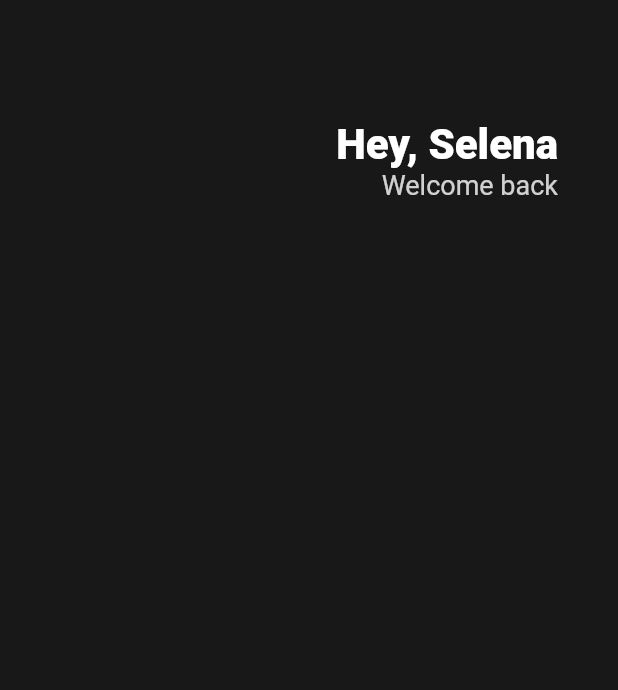
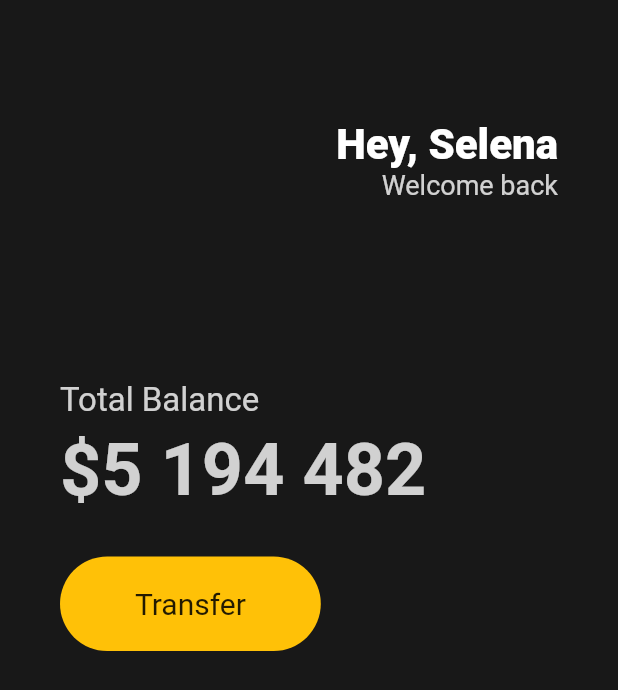
Before and after one commit to danpung2/flutter_toonflix, a Flutter app: the screen it shows after launch, on a phone screen of 412 x 824 dp. Shown: the top 690 px of the screen. Run offline on Flutter 3.47's test engine with Material 2 defaults, Android fonts, the phone set to English and light mode, and no system bars.

Commit message:
study: button

```diff
--- a/lib/main.dart
+++ b/lib/main.dart
@@ -15,6 +15,7 @@ class App extends StatelessWidget {
             horizontal: 40,
           ),
           child: Column(
+            crossAxisAlignment: CrossAxisAlignment.start,
             children: [
               SizedBox(
                 height: 80,
@@ -43,6 +44,52 @@ class App extends StatelessWidget {
                     ],
                   )
                 ],
+              ),
+              SizedBox(
+                height: 120,
+              ),
+              Text(
+                "Total Balance",
+                style: TextStyle(
+                  fontSize: 22,
+                  color: Colors.white.withOpacity(0.8),
+                ),
+              ),
+              SizedBox(
+                height: 5,
+              ),
+              Text(
+                "\$5 194 482",
+                style: TextStyle(
+                  fontSize: 48,
+                  fontWeight: FontWeight.w600,
+                  color: Colors.white.withOpacity(0.8),
+                ),
+              ),
+              SizedBox(
+                height: 30,
+              ),
+              Row(
+                children: [
+                  Container(
+                    decoration: BoxDecoration(
+                      color: Colors.amber,
+                      borderRadius: BorderRadius.circular(45),
+                    ),
+                    child: Padding(
+                      padding: EdgeInsets.symmetric(
+                        vertical: 20,
+                        horizontal: 50,
+                      ),
+                      child: Text(
+                        "Transfer",
+                        style: TextStyle(
+                          fontSize: 20,
+                        ),
+                      ),
+                    ),
+                  )
+                ],
               )
             ],
           ),
```
